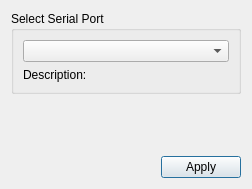
Qt form client/settingsdialog.ui (bothlab/labrstim) before a commit.
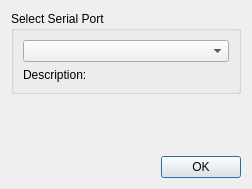
The same form after that commit.

The edit to the form file:
```diff
--- a/client/settingsdialog.ui
+++ b/client/settingsdialog.ui
@@ -64,7 +64,7 @@
      <item>
       <widget class="QPushButton" name="applyButton">
        <property name="text">
-        <string>Apply</string>
+        <string>OK</string>
        </property>
       </widget>
      </item>
```
Left out of the diff: 2 changed lines with no effect on the pictures.
